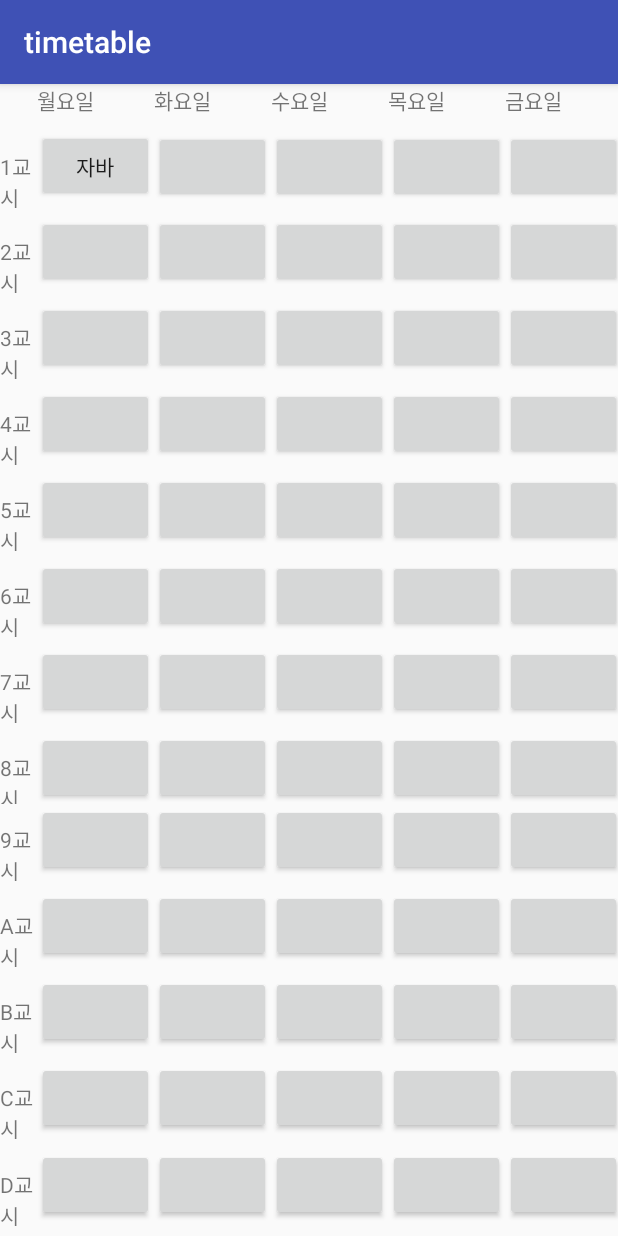
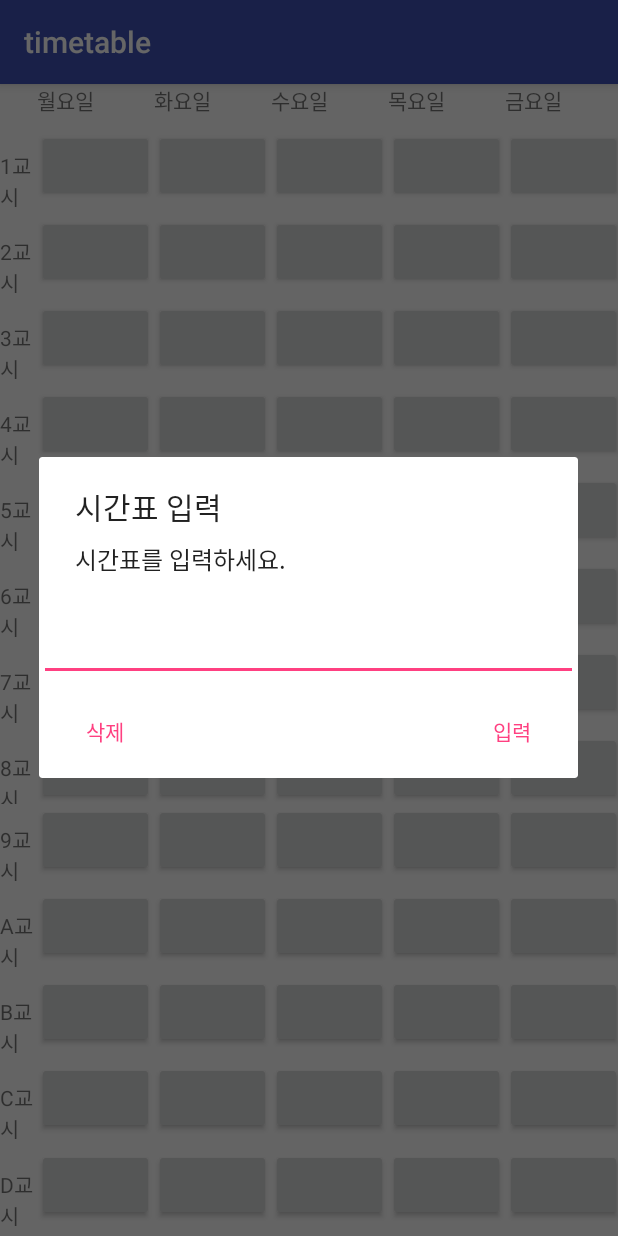
Before and after one commit to alwa09/timetable, an Android app: the TimeTableActivity screen opened directly, with no data from a screen before it, after a tap on an icon or button, on a phone screen of 412 x 824 dp. Run offline under Robolectric (Android 15) with nearby library versions, the phone set to English and light mode, and no system bars.

Commit message:
테이블 입력부분 수정중 (지훈)

```diff
--- a/app/src/main/java/com/example/son/timetable/TimeTableActivity.java
+++ b/app/src/main/java/com/example/son/timetable/TimeTableActivity.java
@@ -1,13 +1,17 @@
 package com.example.son.timetable;
 
+import android.content.DialogInterface;
 import android.database.Cursor;
 import android.database.sqlite.SQLiteDatabase;
 import android.database.sqlite.SQLiteException;
+import android.support.v7.app.AlertDialog;
 import android.support.v7.app.AppCompatActivity;
 import android.os.Bundle;
 import android.util.Log;
 import android.view.View;
 import android.widget.Button;
+import android.widget.EditText;
+import android.widget.Toast;
 
 
 public class TimeTableActivity extends AppCompatActivity {
@@ -23,6 +27,7 @@ public class TimeTableActivity extends AppCompatActivity {
             String button_id = getResources().getResourceName(v.getId());
             String[] values = button_id.split("_");
             Log.d(tag, values[0] + " " + values[1]);
+            showTimeTableDialog(values[0], values[1]);
             //insert(values[0], values[1], "테스트");
         }
     };
@@ -42,18 +47,41 @@ public class TimeTableActivity extends AppCompatActivity {
             Log.e(tag, "데이터베이스를 얻어올 수 없음");
             finish();
         }
-        insert("class1", "monday", "자바");
+
         select();
         updateTimeTable();
         registButtonFunc();
     }
 
-    void insert(String _class, String day, String lecture)
+    void showTimeTableDialog(final String _class, final String day) // 입력창 띄우기
+    {
+        final EditText edittext = new EditText(this);
+        AlertDialog.Builder alertDialog = new AlertDialog.Builder(this);
+        alertDialog.setTitle("시간표 입력");
+        alertDialog.setMessage("시간표를 입력하세요.");
+        alertDialog.setView(edittext);
+        alertDialog.setPositiveButton("입력", new DialogInterface.OnClickListener() {
+            @Override
+            public void onClick(DialogInterface dialog, int which) {
+                insert(_class, day, edittext.getText().toString());
+                updateTimeTable();
+            }
+        });
+        alertDialog.setNeutralButton("삭제", new DialogInterface.OnClickListener() {
+            @Override
+            public void onClick(DialogInterface dialog, int which) {
+
+            }
+        });
+        alertDialog.show();
+    }
+
+    void insert(String _class, String day, String lecture) // DB에 삽입
     {
         db.execSQL("insert into timetable VALUES(null, '" + _class + "','" + day + "','" + lecture + "');");
     }
 
-    void select()
+    void select() // 임시 기능임
     {
         Cursor c = db.rawQuery("select * from timetable;", null);
         while(c.moveToNext())
```
